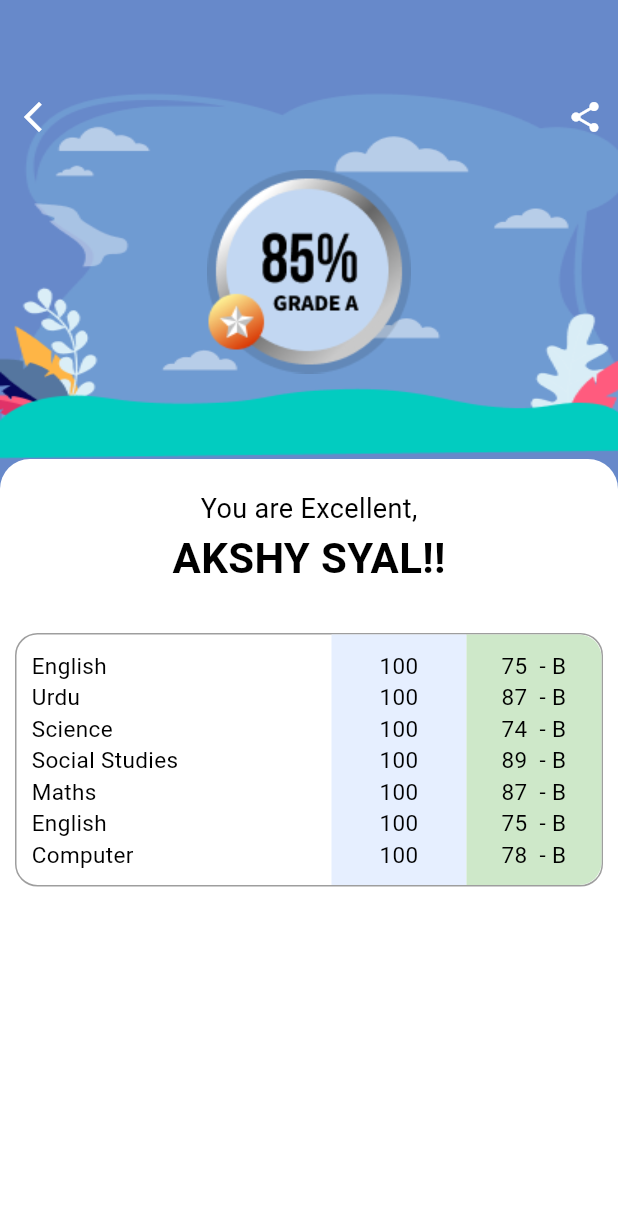
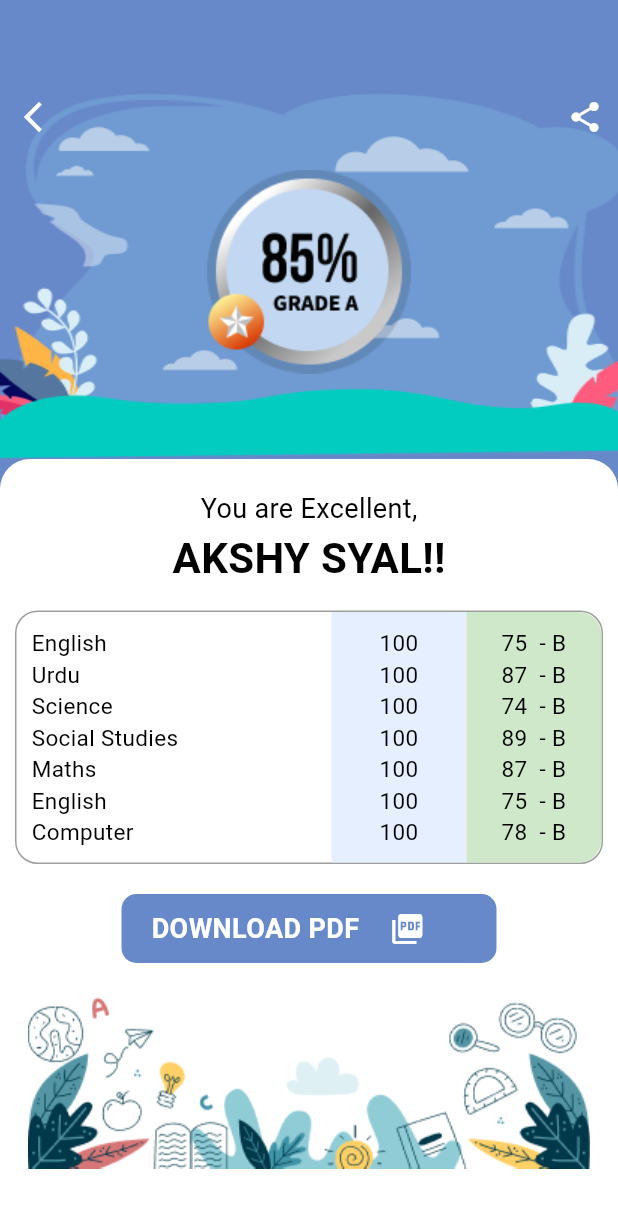
Before and after one commit to ahsanrahman0745/school_erp, a Flutter app: the Result screen opened directly, on a phone screen of 412 x 824 dp. Shown: the top 1208 px of the screen. Run offline on Flutter 3.47's test engine with Material 2 defaults, Android fonts, the phone set to English and light mode, and no system bars; our stand-ins replace circular_profile_avatar, dotted_line, table_calendar; network calls fail.

Commit message:
update result
update result

```diff
--- a/lib/views/result/result.dart
+++ b/lib/views/result/result.dart
@@ -101,9 +101,14 @@ class _ResultState extends State<Result> {
                     child: Row(
                       mainAxisAlignment: MainAxisAlignment.spaceBetween,
                       children: [
-                        Icon(
-                          Icons.arrow_back_ios_new,
-                          color: Colors.white,
+                        InkWell(
+                          onTap: (){
+                            Navigator.of(context).pop();
+                          },
+                          child: Icon(
+                            Icons.arrow_back_ios_new,
+                            color: Colors.white,
+                          ),
                         ),
                         Icon(
                           Icons.share,
@@ -149,7 +154,7 @@ class _ResultState extends State<Result> {
                         ),
                       ),
                       SizedBox(
-                        height: 20,
+                        height: 5,
                       ),
 
                       Container(
@@ -208,16 +213,37 @@ class _ResultState extends State<Result> {
                                       },
 
                                       itemCount: mySubject.length),
-                                )),
+                                ),
+                            ),
+                          ],
+                        ),
+                      ),
+                          SizedBox(height: 10,),
+                      Container( width:250,
+                        alignment: Alignment.center,
+                        padding: const EdgeInsets.symmetric(horizontal: 20, vertical: 10),
+                        decoration:BoxDecoration(borderRadius: BorderRadius.circular(10) ,color: primeryColor) ,
+                        child: Row(
+                          children: [
+                            Text("DOWNLOAD PDF", style: TextStyle(
+                              fontWeight: FontWeight.bold, fontSize: 18, color: Colors.white,),
+                            ),
+                            SizedBox(width: 20,),
+                            Icon(Icons.picture_as_pdf, color: Colors.white,),
                           ],
                         ),
                       ),
 
+                      SizedBox(height: 6,),
+                      Image.asset(UtilsImage.BOTTOM)
 
                     ],
                   ),
                 ),
-              )
-            ])));
+              ),
+                ]
+                ),
+        ),
+    );
   }
 }
```
